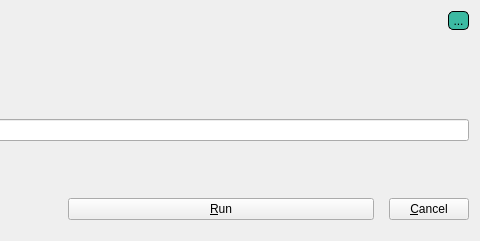
Before: the Qt Designer form src/ui/forms/OperationDialog.ui in vookimedlo/data-analysis, drawn with Qt 5; both pictures show x 276 to 756 and y 0 to 241 of the 756 by 241 pixel window.
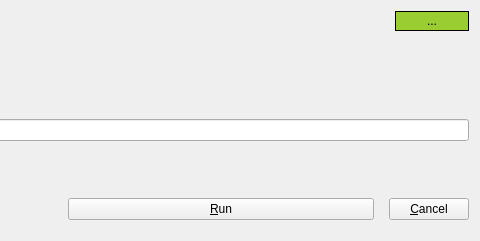
After: the same form once the commit is applied. Icons and pictures are not drawn.

Diff of the .ui file:
```diff
--- a/src/ui/forms/OperationDialog.ui
+++ b/src/ui/forms/OperationDialog.ui
@@ -144,22 +144,23 @@
           <widget class="QToolButton" name="dirSelectButton">
            <property name="styleSheet">
             <string notr="true">QToolButton:pressed {
-    background-color: qlineargradient(spread:pad, x1:0, y1:0, x2:0, y2:1,   stop:0 rgba(60, 186, 162, 255), stop:1 rgba(98, 211, 162, 255))
-}
-QToolButton {
-     background-color: #3cbaa2; border: 1px solid black;
-     border-radius: 5px;
-}
-
-QToolButton:disabled {
-    background-color: rgb(170, 170, 127)
-}
-
-</string>
+               background-color: qlineargradient(spread:pad, x1:0, y1:0, x2:0, y2:1, stop:0 rgba(173, 255, 47, 255), stop:1 rgba(173, 255, 47, 255))
+               }
+               QToolButton {
+               background-color: #9ACD32; border: 1px solid black;
+               border-radius: 0px;
+               }
+            </string>
            </property>
            <property name="text">
             <string>...</string>
            </property>
+           <property name="minimumSize">
+             <size>
+               <width>74</width>
+               <height>20</height>
+             </size>
+           </property>
           </widget>
          </item>
         </layout>
```
